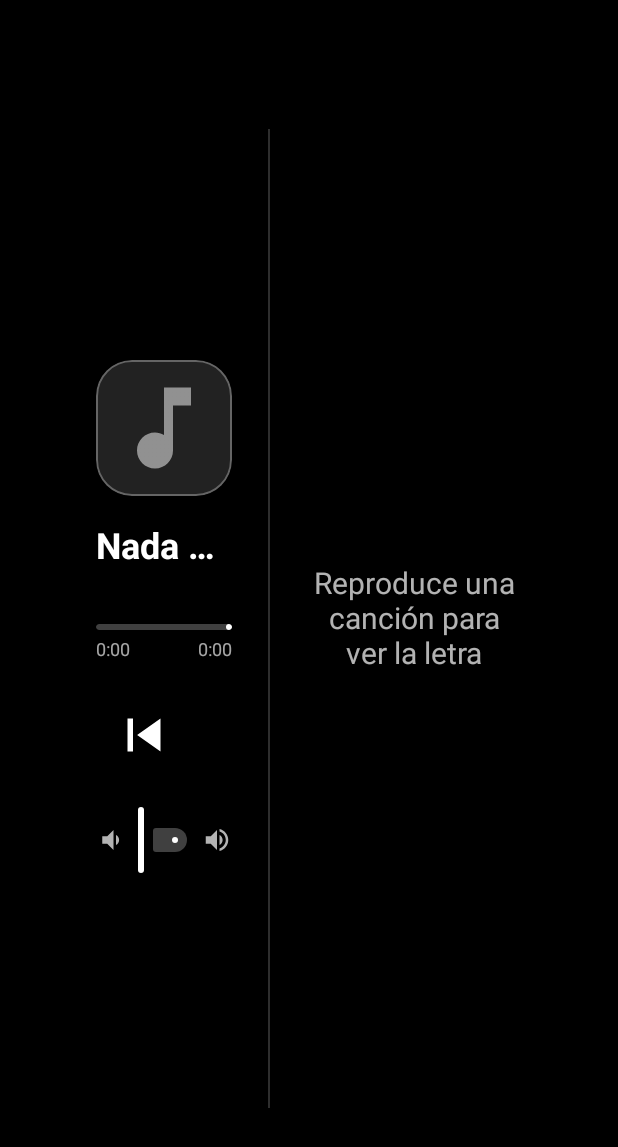
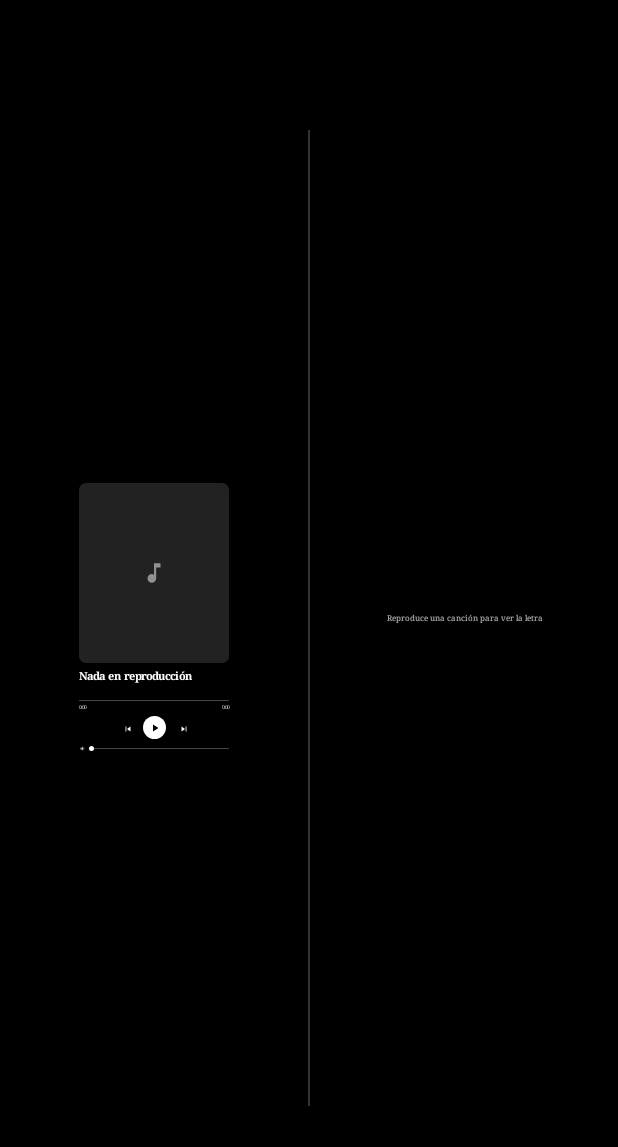
Before and after one commit to Jaryt7/Music-widget-, an Android app built with Jetpack Compose: the composable NowPlayingScreen shown on its own in the app's theme, on a phone screen of 412 x 824 dp. Shown: the top 1147 px of the screen. Run offline under Robolectric (Android 15) with nearby library versions, the phone set to English and light mode, and no system bars.

Commit message:
Update MainActivity.kt

```diff
--- a/app/src/main/java/com/ahorasuena/MainActivity.kt
+++ b/app/src/main/java/com/ahorasuena/MainActivity.kt
@@ -15,8 +15,9 @@ import androidx.compose.animation.core.animateDpAsState
 import androidx.compose.animation.core.tween
 import androidx.compose.foundation.Image
 import androidx.compose.foundation.background
-import androidx.compose.foundation.border
 import androidx.compose.foundation.clickable
+import androidx.compose.foundation.gestures.detectHorizontalDragGestures
+import androidx.compose.foundation.gestures.detectTapGestures
 import androidx.compose.foundation.layout.*
 import androidx.compose.foundation.lazy.LazyColumn
 import androidx.compose.foundation.lazy.LazyListState
@@ -30,7 +31,6 @@ import androidx.compose.material.icons.filled.PlayArrow
 import androidx.compose.material.icons.filled.SkipNext
 import androidx.compose.material.icons.filled.SkipPrevious
 import androidx.compose.material.icons.filled.VolumeDown
-import androidx.compose.material.icons.filled.VolumeUp
 import androidx.compose.material3.*
 import androidx.compose.runtime.*
 import androidx.compose.ui.Alignment
@@ -41,19 +41,37 @@ import androidx.compose.ui.draw.drawWithContent
 import androidx.compose.ui.graphics.BlendMode
 import androidx.compose.ui.graphics.Brush
 import androidx.compose.ui.graphics.Color
+import androidx.compose.ui.graphics.ColorFilter
+import androidx.compose.ui.graphics.ColorMatrix
 import androidx.compose.ui.graphics.CompositingStrategy
 import androidx.compose.ui.graphics.FilterQuality
 import androidx.compose.ui.graphics.asImageBitmap
 import androidx.compose.ui.graphics.graphicsLayer
+import androidx.compose.ui.input.pointer.pointerInput
 import androidx.compose.ui.layout.ContentScale
+import androidx.compose.ui.layout.onSizeChanged
 import androidx.compose.ui.platform.LocalContext
+import androidx.compose.ui.text.font.FontFamily
 import androidx.compose.ui.text.font.FontWeight
 import androidx.compose.ui.text.style.TextAlign
 import androidx.compose.ui.text.style.TextOverflow
+import androidx.compose.ui.unit.Dp
+import androidx.compose.ui.unit.IntOffset
+import androidx.compose.ui.unit.TextUnit
 import androidx.compose.ui.unit.dp
 import androidx.compose.ui.unit.sp
 import kotlinx.coroutines.delay
 import kotlin.math.abs
+import kotlin.math.roundToInt
+
+val Serif = FontFamily.Serif
+val LocalK = compositionLocalOf { 1f }
+
+@Composable
+fun px(v: Float): Dp = (v * LocalK.current).dp
+
+@Composable
+fun spx(v: Float): TextUnit = (v * LocalK.current).sp
 
 class MainActivity : ComponentActivity() {
     private var hasAccess by mutableStateOf(false)
@@ -96,27 +114,47 @@ fun Modifier.fadeVertical(): Modifier = this
         )
     }
 
+data class BgInfo(val bmp: Bitmap, val lum: Float)
+
 @Composable
 fun CoverBackground(content: @Composable BoxScope.() -> Unit) {
     val cover = MediaState.hiCover ?: MediaState.cover
-    val small = remember(cover) {
+    val info = remember(cover) {
         cover?.let {
-            val mid = Bitmap.createScaledBitmap(it, 200, 200, true)
-            Bitmap.createScaledBitmap(mid, 32, 32, true)
+            val mid = Bitmap.createScaledBitmap(it, 160, 160, true)
+            val small = Bitmap.createScaledBitmap(mid, 24, 24, true)
+            val pixels = IntArray(24 * 24)
+            small.getPixels(pixels, 0, 24, 0, 0, 24, 24)
+            var sum = 0f
+            for (c in pixels) {
+                val r = (c shr 16) and 0xFF
+                val g = (c shr 8) and 0xFF
+                val b = c and 0xFF
+                sum += (0.299f * r + 0.587f * g + 0.114f * b) / 255f
+            }
+            BgInfo(small, sum / pixels.size)
         }
     }
     Box(Modifier.fillMaxSize().background(Color.Black)) {
-        Crossfade(targetState = small, animationSpec = tween(900), label = "bg") { bmp ->
-            if (bmp != null) {
+        Crossfade(targetState = info, animationSpec = tween(900), label = "bg") { bg ->
+            if (bg != null) {
+                Box(Modifier.fillMaxSize()) {
                     Image(
-                    bmp.asImageBitmap(), null,
-                    Modifier.fillMaxSize().blur(40.dp),
+                        bitmap = bg.bmp.asImageBitmap(),
+                        contentDescription = null,
+                        modifier = Modifier.fillMaxSize().blur(40.dp),
                         contentScale = ContentScale.Crop,
-                    filterQuality = FilterQuality.High
+                        colorFilter = ColorFilter.colorMatrix(ColorMatrix().apply { setToSaturation(1.5f) }),
+                        filterQuality = FilterQuality.Medium
+                    )
+                    Box(
+                        Modifier.fillMaxSize().background(
+                            Color.Black.copy(alpha = (0.08f + 0.3f * bg.lum).coerceIn(0.08f, 0.4f))
+                        )
                     )
                 }
             }
-        Box(Modifier.fillMaxSize().background(Color.Black.copy(alpha = 0.4f)))
+        }
         content()
     }
 }
@@ -150,16 +188,21 @@ fun NowPlayingScreen() {
         }
     }
     CoverBackground {
+        BoxWithConstraints(Modifier.fillMaxSize()) {
+            val k = maxWidth.value / 1920f
+            CompositionLocalProvider(LocalK provides k) {
                 Row(
-            Modifier.fillMaxSize().padding(horizontal = 40.dp, vertical = 28.dp),
+                    Modifier.fillMaxSize().padding(vertical = px(24f)),
                     verticalAlignment = Alignment.CenterVertically
                 ) {
-            PlayerPane(position, Modifier.weight(0.42f).fillMaxHeight().padding(horizontal = 24.dp))
+                    PlayerPane(Modifier.weight(1f).fillMaxHeight())
                     Box(
-                Modifier.width(1.dp).fillMaxHeight(0.85f)
-                    .background(Color.White.copy(alpha = 0.18f))
+                        Modifier.width(1.dp).fillMaxHeight(0.8f)
+                            .background(Color.White.copy(alpha = 0.2f))
                     )
-            LyricsPane(position, Modifier.weight(0.58f).fillMaxHeight())
+                    LyricsPane(position, Modifier.weight(1f).fillMaxHeight())
+                }
+            }
         }
     }
 }
@@ -170,22 +213,112 @@ fun fmt(ms: Long): String {
 }
 
 @Composable
-fun PlayerPane(position: Long, modifier: Modifier) {
-    val cover = MediaState.hiCover ?: MediaState.cover
-    val dur = MediaState.durationMs
-    val coverShape = RoundedCornerShape(24.dp)
-    Column(
-        modifier,
-        horizontalAlignment = Alignment.CenterHorizontally,
-        verticalArrangement = Arrangement.Center
+fun ThinSlider(
+    fraction: Float,
+    trackHeight: Dp,
+    thumbSize: Dp,
+    modifier: Modifier = Modifier,
+    onChange: (Float) -> Unit,
+    onFinish: () -> Unit
+) {
+    var widthPx by remember { mutableFloatStateOf(1f) }
+    val change by rememberUpdatedState(onChange)
+    val finish by rememberUpdatedState(onFinish)
+    val f = fraction.coerceIn(0f, 1f)
+    Box(
+        modifier
+            .height(maxOf(thumbSize, px(28f)))
+            .onSizeChanged { widthPx = it.width.toFloat().coerceAtLeast(1f) }
+            .pointerInput(Unit) {
+                detectTapGestures { o ->
+                    change((o.x / widthPx).coerceIn(0f, 1f))
+                    finish()
+                }
+            }
+            .pointerInput(Unit) {
+                detectHorizontalDragGestures(
+                    onDragEnd = { finish() },
+                    onDragCancel = { finish() }
+                ) { ch, _ ->
+                    ch.consume()
+                    change((ch.position.x / widthPx).coerceIn(0f, 1f))
+                }
+            },
+        contentAlignment = Alignment.CenterStart
     ) {
         Box(
+            Modifier.fillMaxWidth().height(trackHeight)
+                .clip(RoundedCornerShape(50))
+                .background(Color.White.copy(alpha = 0.28f))
+        )
+        Box(
+            Modifier.fillMaxWidth(f).height(trackHeight)
+                .clip(RoundedCornerShape(50))
+                .background(Color.White)
+        )
+        if (thumbSize > 0.dp) {
+            Box(
                 Modifier
-                .weight(1f, fill = false)
-                .aspectRatio(1f)
+                    .offset { IntOffset((widthPx * f - thumbSize.toPx() / 2f).toInt(), 0) }
+                    .size(thumbSize)
+                    .clip(CircleShape)
+                    .background(Color.White)
+            )
+        }
+    }
+}
+
+@Composable
+fun ProgressSection() {
+    val dur = MediaState.durationMs
+    var pos by remember { mutableLongStateOf(0L) }
+    var dragFrac by remember { mutableStateOf<Float?>(null) }
+
+    LaunchedEffect(Unit) {
+        while (true) {
+            if (MediaState.isPlaying) withFrameNanos { } else delay(250)
+            if (dragFrac == null) pos = MediaState.currentPosition()
+        }
+    }
+
+    val d = dragFrac
+    val frac = d ?: if (dur > 0) (pos.toFloat() / dur).coerceIn(0f, 1f) else 0f
+    val shownPos = if (d != null) (d * dur).toLong() else pos
+
+    ThinSlider(
+        fraction = frac,
+        trackHeight = px(4f),
+        thumbSize = 0.dp,
+        modifier = Modifier.fillMaxWidth(),
+        onChange = { dragFrac = it },
+        onFinish = {
+            val target = dragFrac
+            if (target != null && dur > 0) {
+                MediaState.controller?.transportControls?.seekTo((target * dur).toLong())
+                pos = (target * dur).toLong()
+            }
+            dragFrac = null
+        }
+    )
+    Row(Modifier.fillMaxWidth(), horizontalArrangement = Arrangement.SpaceBetween) {
+        Text(fmt(shownPos), color = Color.White.copy(alpha = 0.7f), fontSize = spx(14f), fontFamily = Serif)
+        Text(fmt(dur), color = Color.White.copy(alpha = 0.7f), fontSize = spx(14f), fontFamily = Serif)
+    }
+}
+
+@Composable
+fun PlayerPane(modifier: Modifier) {
+    val cover = MediaState.hiCover ?: MediaState.cover
+    BoxWithConstraints(modifier, contentAlignment = Alignment.Center) {
+        val colW = px(466f)
+        val coverSize = minOf(colW, maxHeight - px(330f)).coerceAtLeast(120.dp)
+        val coverShape = RoundedCornerShape(px(22f))
+        Column(Modifier.width(colW), horizontalAlignment = Alignment.CenterHorizontally) {
+            Box(
+                Modifier
+                    .size(coverSize)
                     .clip(coverShape)
-                .background(Color(0x22FFFFFF))
-                .border(1.dp, Color.White.copy(alpha = 0.3f), coverShape),
+                    .background(Color(0x22FFFFFF)),
                 contentAlignment = Alignment.Center
             ) {
                 if (cover != null) {
@@ -196,44 +329,40 @@ fun PlayerPane(position: Long, modifier: Modifier) {
                         filterQuality = FilterQuality.High
                     )
                 } else {
-                Icon(Icons.Default.MusicNote, null, Modifier.size(72.dp), tint = Color.White.copy(alpha = 0.5f))
+                    Icon(Icons.Default.MusicNote, null, Modifier.size(px(80f)), tint = Color.White.copy(alpha = 0.5f))
                 }
             }
-        Spacer(Modifier.height(20.dp))
+            Spacer(Modifier.height(px(22f)))
             Text(
                 MediaState.title.ifBlank { "Nada en reproducción" },
-            color = Color.White, fontSize = 24.sp, fontWeight = FontWeight.Bold,
+                color = Color.White, fontSize = spx(34f), fontWeight = FontWeight.SemiBold,
+                fontFamily = Serif,
                 maxLines = 1, overflow = TextOverflow.Ellipsis,
                 modifier = Modifier.fillMaxWidth()
             )
             Text(
                 MediaState.artist,
-            color = Color.White.copy(alpha = 0.65f), fontSize = 18.sp,
+                color = Color.White.copy(alpha = 0.65f), fontSize = spx(20f),
+                fontFamily = Serif,
                 maxLines = 1, overflow = TextOverflow.Ellipsis,
                 modifier = Modifier.fillMaxWidth()
             )
-        Spacer(Modifier.height(16.dp))
-        LinearProgressIndicator(
-            progress = { if (dur > 0) (position.toFloat() / dur).coerceIn(0f, 1f) else 0f },
-            modifier = Modifier.fillMaxWidth().height(4.dp).clip(RoundedCornerShape(2.dp)),
-            color = Color.White,
-            trackColor = Color.White.copy(alpha = 0.25f)
-        )
-        Row(Modifier.fillMaxWidth().padding(top = 6.dp), horizontalArrangement = Arrangement.SpaceBetween) {
-            Text(fmt(position), color = Color.White.copy(alpha = 0.65f), fontSize = 12.sp)
-            Text(fmt(dur), color = Color.White.copy(alpha = 0.65f), fontSize = 12.sp)
-        }
-        Spacer(Modifier.height(12.dp))
-        Row(horizontalArrangement = Arrangement.spacedBy(28.dp), verticalAlignment = Alignment.CenterVertically) {
+            Spacer(Modifier.height(px(14f)))
+            ProgressSection()
+            Spacer(Modifier.height(px(20f)))
+            Row(
+                horizontalArrangement = Arrangement.spacedBy(px(29f)),
+                verticalAlignment = Alignment.CenterVertically
+            ) {
                 IconButton(
                     onClick = { MediaState.controller?.transportControls?.skipToPrevious() },
-                modifier = Modifier.size(64.dp)
+                    modifier = Modifier.size(px(48f))
                 ) {
-                Icon(Icons.Default.SkipPrevious, null, Modifier.size(44.dp), tint = Color.White)
+                    Icon(Icons.Default.SkipPrevious, null, Modifier.size(px(30f)), tint = Color.White)
                 }
                 Box(
                     Modifier
-                    .size(76.dp)
+                        .size(px(70f))
                         .clip(CircleShape)
                         .background(Color.White)
                         .clickable {
@@ -244,18 +373,19 @@ fun PlayerPane(position: Long, modifier: Modifier) {
                 ) {
                     Icon(
                         if (MediaState.isPlaying) Icons.Default.Pause else Icons.Default.PlayArrow,
-                    null, Modifier.size(46.dp), tint = Color.Black
+                        null, Modifier.size(px(36f)), tint = Color.Black
                     )
                 }
                 IconButton(
                     onClick = { MediaState.controller?.transportControls?.skipToNext() },
-                modifier = Modifier.size(64.dp)
+                    modifier = Modifier.size(px(48f))
                 ) {
-                Icon(Icons.Default.SkipNext, null, Modifier.size(44.dp), tint = Color.White)
+                    Icon(Icons.Default.SkipNext, null, Modifier.size(px(30f)), tint = Color.White)
                 }
             }
-        Spacer(Modifier.height(8.dp))
+            Spacer(Modifier.height(px(16f)))
             VolumeBar()
+        }
     }
 }
 
@@ -275,24 +405,20 @@ fun VolumeBar() {
     }
 
     Row(Modifier.fillMaxWidth(), verticalAlignment = Alignment.CenterVertically) {
-        Icon(Icons.Default.VolumeDown, null, Modifier.size(20.dp), tint = Color.White.copy(alpha = 0.7f))
-        Slider(
-            value = vol,
-            onValueChange = {
+        Icon(Icons.Default.VolumeDown, null, Modifier.size(px(22f)), tint = Color.White.copy(alpha = 0.7f))
+        ThinSlider(
+            fraction = vol / max,
+            trackHeight = px(3f),
+            thumbSize = px(16f),
+            modifier = Modifier.weight(1f).padding(start = px(14f)),
+            onChange = {
                 dragging = true
-                vol = it
-                am.setStreamVolume(AudioManager.STREAM_MUSIC, it.toInt(), 0)
+                val v = (it * max).roundToInt()
+                vol = v.toFloat()
+                am.setStreamVolume(AudioManager.STREAM_MUSIC, v, 0)
             },
-            onValueChangeFinished = { dragging = false },
-            valueRange = 0f..max.toFloat(),
-            modifier = Modifier.weight(1f).padding(horizontal = 8.dp),
-            colors = SliderDefaults.colors(
-                thumbColor = Color.White,
-                activeTrackColor = Color.White,
-                inactiveTrackColor = Color.White.copy(alpha = 0.25f)
+            onFinish = { dragging = false }
         )
-        )
-        Icon(Icons.Default.VolumeUp, null, Modifier.size(20.dp), tint = Color.White.copy(alpha = 0.7f))
     }
 }
 
@@ -315,27 +441,28 @@ fun LyricsPane(position: Long, modifier: Modifier) {
     }
 
     BoxWithConstraints(modifier.fadeVertical()) {
-        val pad = maxHeight / 2 - 40.dp
+        val pad = maxHeight / 2 - px(34f)
         if (lines.isEmpty()) {
             Text(
                 MediaState.status,
                 color = Color.White.copy(alpha = 0.7f),
-                fontSize = 20.sp,
+                fontSize = spx(26f),
+                fontFamily = Serif,
                 textAlign = TextAlign.Center,
-                modifier = Modifier.align(Alignment.Center).padding(24.dp)
+                modifier = Modifier.align(Alignment.Center).padding(px(24f))
             )
         } else {
             LazyColumn(
                 state = listState,
                 modifier = Modifier.fillMaxSize(),
-                contentPadding = PaddingValues(start = 40.dp, end = 40.dp, top = pad, bottom = pad)
+                contentPadding = PaddingValues(start = px(83f), end = px(60f), top = pad, bottom = pad)
             ) {
                 itemsIndexed(lines) { i, line ->
                     val synced = MediaState.synced
                     val dist = if (!synced || current < 0) 0 else abs(i - current)
                     val active = !synced || i == current
                     val color by animateColorAsState(
-                        if (active) Color.White else Color.White.copy(alpha = 0.4f),
+                        if (active) Color.White else Color.White.copy(alpha = 0.45f),
                         label = "lyricColor"
                     )
                     val blurRadius by animateDpAsState(
@@ -345,10 +472,11 @@ fun LyricsPane(position: Long, modifier: Modifier) {
                     Text(
                         text = line.text.ifBlank { "♪" },
                         color = color,
-                        fontSize = 32.sp,
-                        fontWeight = FontWeight.Bold,
-                        lineHeight = 40.sp,
-                        modifier = Modifier.padding(vertical = 12.dp).blur(blurRadius)
+                        fontSize = spx(32f),
+                        fontWeight = FontWeight.Medium,
+                        fontFamily = Serif,
+                        lineHeight = spx(40f),
+                        modifier = Modifier.padding(vertical = px(14f)).blur(blurRadius)
                     )
                 }
             }
```
Lines whose indentation alone changed are shown as unchanged.
